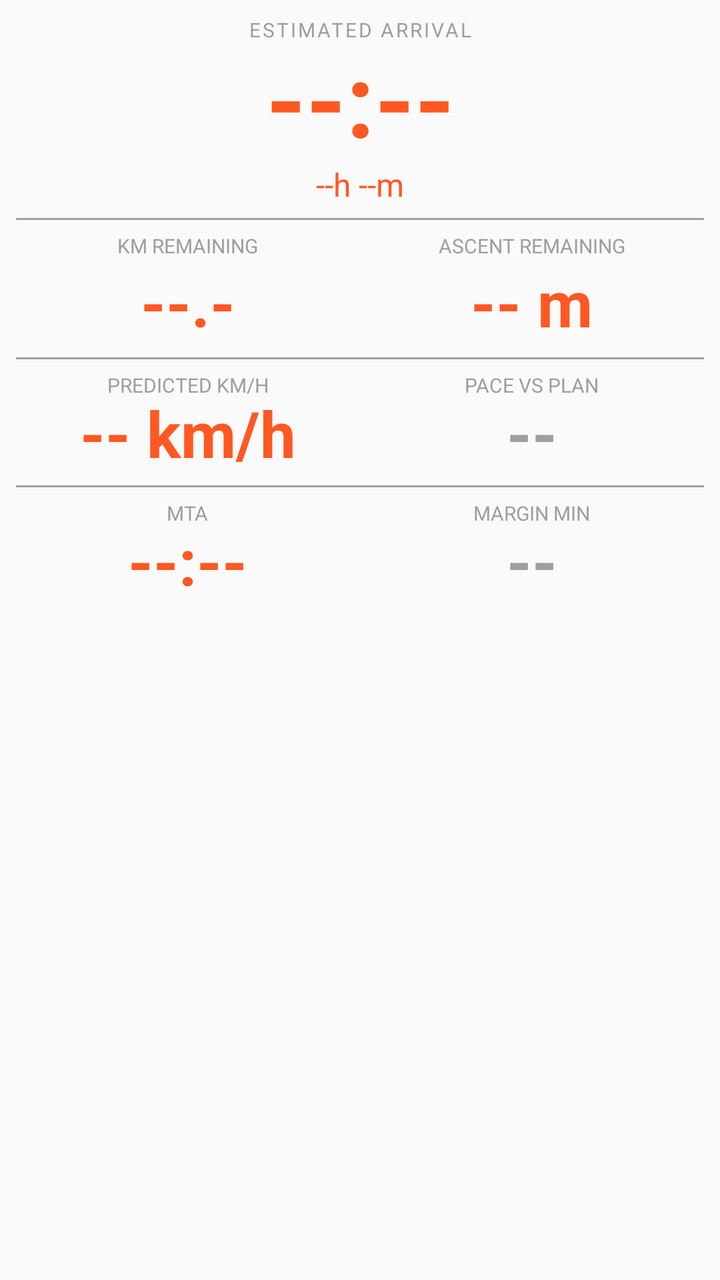
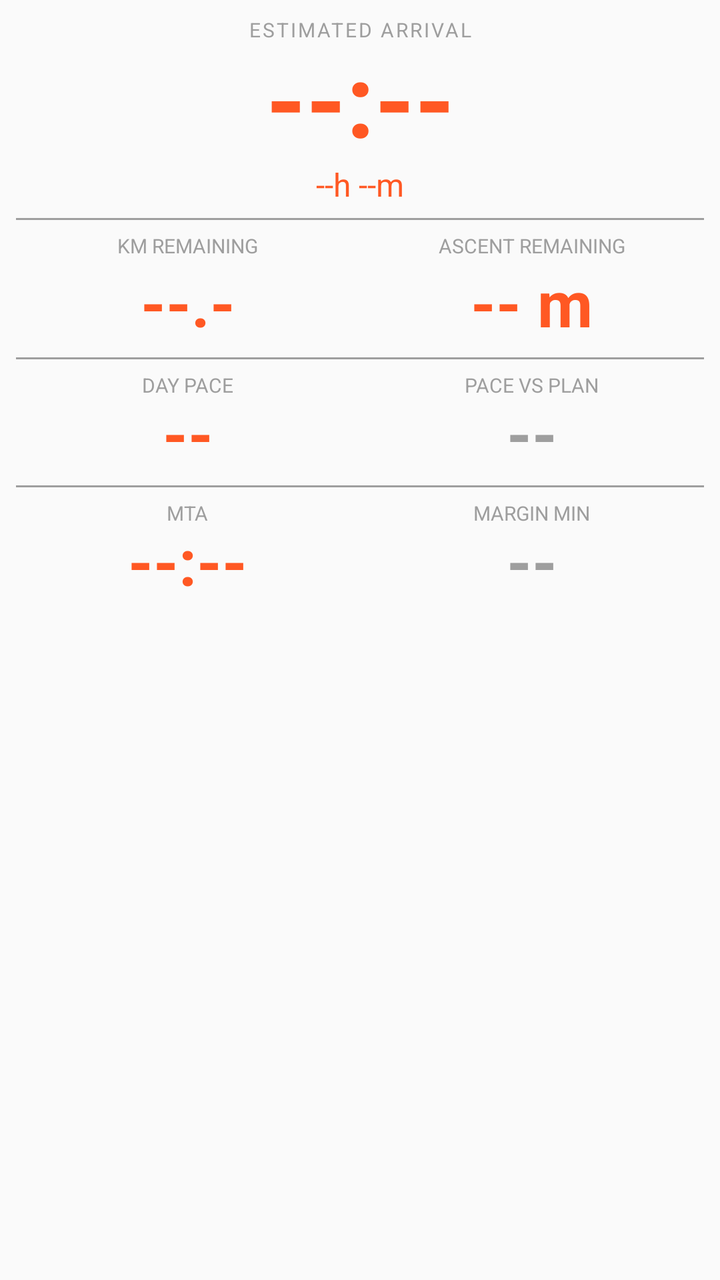

Two renders of the same Android screen: before a commit and after it. Below are the layout's source before the change and the commit's diff.
<!-- AndroidManifest.xml: application theme Theme.AppCompat.DayNight.NoActionBar -->
<!-- res/layout/view_eta_master.xml -->
<?xml version="1.0" encoding="utf-8"?>
<LinearLayout xmlns:android="http://schemas.android.com/apk/res/android"
    android:id="@+id/root_master"
    android:layout_width="match_parent"
    android:layout_height="match_parent"
    android:background="@android:color/transparent"
    android:orientation="vertical"
    android:padding="8dp">

    
    <TextView
        android:id="@+id/tv_master_lbl_eta"
        android:layout_width="match_parent"
        android:layout_height="wrap_content"
        android:text="ESTIMATED ARRIVAL"
        android:textColor="#9E9E9E"
        android:textSize="10sp"
        android:gravity="center"
        android:letterSpacing="0.1" />

    <TextView
        android:id="@+id/tv_master_eta"
        android:layout_width="match_parent"
        android:layout_height="wrap_content"
        android:text="--:--"
        android:textColor="#FF5823"
        android:textSize="51sp"
        android:textStyle="bold"
        android:gravity="center"
        android:includeFontPadding="false" />

    <TextView
        android:id="@+id/tv_master_remaining"
        android:layout_width="match_parent"
        android:layout_height="wrap_content"
        android:text="--h --m"
        android:textColor="#FF5823"
        android:textSize="16sp"
        android:gravity="center" />

    
    <TextView
        android:id="@+id/tv_master_div1"
        android:layout_width="match_parent"
        android:layout_height="1dp"
        android:layout_marginTop="6dp"
        android:layout_marginBottom="6dp"
        android:background="#9E9E9E" />

    
    <LinearLayout
        android:layout_width="match_parent"
        android:layout_height="wrap_content"
        android:orientation="horizontal"
        android:baselineAligned="false">

        <LinearLayout
            android:layout_width="0dp"
            android:layout_height="wrap_content"
            android:layout_weight="1"
            android:orientation="vertical"
            android:gravity="center">
            <TextView android:id="@+id/tv_master_lbl_km" android:layout_width="wrap_content" android:layout_height="wrap_content" android:text="KM REMAINING" android:textColor="#9E9E9E" android:textSize="10sp" />
            <TextView android:id="@+id/tv_master_km" android:layout_width="wrap_content" android:layout_height="wrap_content" android:text="--.-" android:textColor="#FF5823" android:textSize="32sp" android:textStyle="bold" />
        </LinearLayout>

        <LinearLayout
            android:layout_width="0dp"
            android:layout_height="wrap_content"
            android:layout_weight="1"
            android:orientation="vertical"
            android:gravity="center">
            <TextView android:id="@+id/tv_master_lbl_ascent" android:layout_width="wrap_content" android:layout_height="wrap_content" android:text="ASCENT REMAINING" android:textColor="#9E9E9E" android:textSize="10sp" />
            <TextView android:id="@+id/tv_master_ascent" android:layout_width="wrap_content" android:layout_height="wrap_content" android:text="-- m" android:textColor="#FF5823" android:textSize="32sp" android:textStyle="bold" />
        </LinearLayout>
    </LinearLayout>

    
    <TextView
        android:id="@+id/tv_master_div2"
        android:layout_width="match_parent"
        android:layout_height="1dp"
        android:layout_marginTop="6dp"
        android:layout_marginBottom="6dp"
        android:background="#9E9E9E" />

    
    <LinearLayout
        android:layout_width="match_parent"
        android:layout_height="wrap_content"
        android:orientation="horizontal"
        android:baselineAligned="false">

        <LinearLayout
            android:layout_width="0dp"
            android:layout_height="wrap_content"
            android:layout_weight="1"
            android:orientation="vertical"
            android:gravity="center">
            <TextView android:id="@+id/tv_master_lbl_avgspeed" android:layout_width="wrap_content" android:layout_height="wrap_content" android:text="PREDICTED KM/H" android:textColor="#9E9E9E" android:textSize="10sp" />
            <TextView android:id="@+id/tv_master_avgspeed" android:layout_width="wrap_content" android:layout_height="wrap_content" android:text="-- km/h" android:textColor="#FF5823" android:textSize="32sp" android:textStyle="bold" android:includeFontPadding="false" />
        </LinearLayout>

        <LinearLayout
            android:layout_width="0dp"
            android:layout_height="wrap_content"
            android:layout_weight="1"
            android:orientation="vertical"
            android:gravity="center">
            <TextView android:id="@+id/tv_master_lbl_delta" android:layout_width="wrap_content" android:layout_height="wrap_content" android:text="PACE VS PLAN" android:textColor="#9E9E9E" android:textSize="10sp" />
            <TextView android:id="@+id/tv_master_delta" android:layout_width="wrap_content" android:layout_height="wrap_content" android:text="--" android:textColor="#9E9E9E" android:textSize="32sp" android:textStyle="bold" android:includeFontPadding="false" />
        </LinearLayout>
    </LinearLayout>

    
    <TextView
        android:id="@+id/tv_master_div3"
        android:layout_width="match_parent"
        android:layout_height="1dp"
        android:layout_marginTop="6dp"
        android:layout_marginBottom="6dp"
        android:background="#9E9E9E" />

    
    <LinearLayout
        android:id="@+id/row_master_mta"
        android:layout_width="match_parent"
        android:layout_height="wrap_content"
        android:orientation="horizontal"
        android:baselineAligned="false">

        <LinearLayout
            android:layout_width="0dp"
            android:layout_height="wrap_content"
            android:layout_weight="1"
            android:orientation="vertical"
            android:gravity="center">
            <TextView android:id="@+id/tv_master_lbl_mta" android:layout_width="wrap_content" android:layout_height="wrap_content" android:text="MTA" android:textColor="#9E9E9E" android:textSize="10sp" />
            <TextView android:id="@+id/tv_master_mta" android:layout_width="wrap_content" android:layout_height="wrap_content" android:text="--:--" android:textColor="#FF5823" android:textSize="32sp" android:textStyle="bold" android:includeFontPadding="false" />
        </LinearLayout>

        <LinearLayout
            android:layout_width="0dp"
            android:layout_height="wrap_content"
            android:layout_weight="1"
            android:orientation="vertical"
            android:gravity="center">
            <TextView android:id="@+id/tv_master_lbl_margin" android:layout_width="wrap_content" android:layout_height="wrap_content" android:text="MARGIN MIN" android:textColor="#9E9E9E" android:textSize="10sp" />
            <TextView android:id="@+id/tv_master_margin" android:layout_width="wrap_content" android:layout_height="wrap_content" android:text="--" android:textColor="#9E9E9E" android:textSize="32sp" android:textStyle="bold" android:includeFontPadding="false" />
        </LinearLayout>
    </LinearLayout>

</LinearLayout>
<!-- resources referenced by this layout -->
<resources>

</resources>

<!-- the commit's change to res/layout/view_eta_master.xml (unified diff, before → after) -->
@@ -97,8 +97,8 @@
             android:layout_weight="1"
             android:orientation="vertical"
             android:gravity="center">
-            <TextView android:id="@+id/tv_master_lbl_avgspeed" android:layout_width="wrap_content" android:layout_height="wrap_content" android:text="PREDICTED KM/H" android:textColor="#9E9E9E" android:textSize="10sp" />
-            <TextView android:id="@+id/tv_master_avgspeed" android:layout_width="wrap_content" android:layout_height="wrap_content" android:text="-- km/h" android:textColor="#FF5823" android:textSize="32sp" android:textStyle="bold" android:includeFontPadding="false" />
+            <TextView android:id="@+id/tv_master_lbl_avgspeed" android:layout_width="wrap_content" android:layout_height="wrap_content" android:text="DAY PACE" android:textColor="#9E9E9E" android:textSize="10sp" />
+            <TextView android:id="@+id/tv_master_avgspeed" android:layout_width="wrap_content" android:layout_height="wrap_content" android:text="--" android:textColor="#FF5823" android:textSize="32sp" android:textStyle="bold" android:includeFontPadding="false" />
         </LinearLayout>
 
         <LinearLayout
